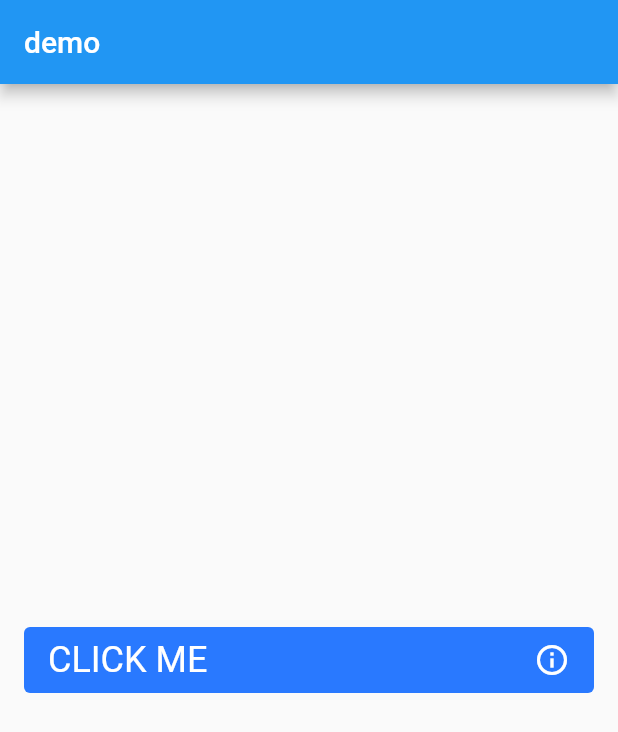
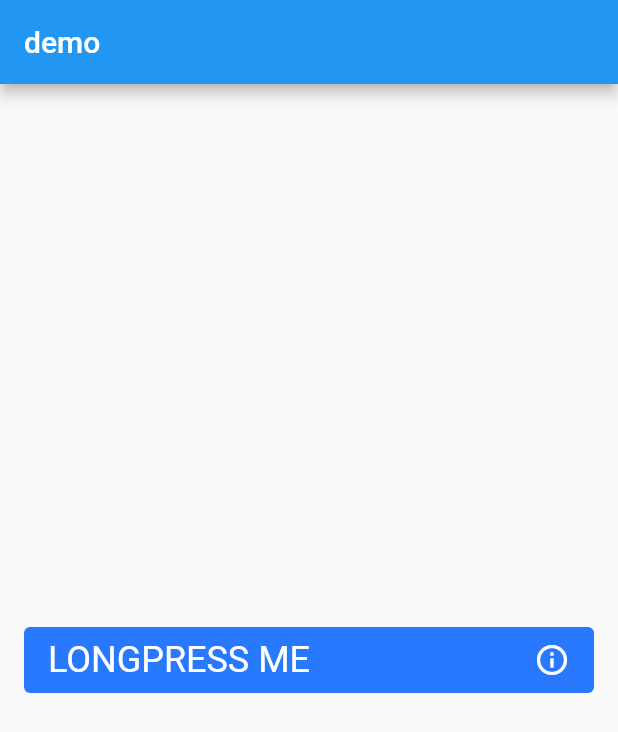
Before and after one commit to nick45chen/CustomPopupMenu-Flutter, a Flutter app: the screen it shows after launch, on a phone screen of 412 x 824 dp. Shown: the top 732 px of the screen. Run offline on Flutter 3.47's test engine with Material 2 defaults, Android fonts, the phone set to English and light mode, and no system bars.

Commit message:
changed: update Readme.md

```diff
--- a/lib/home/home_page.dart
+++ b/lib/home/home_page.dart
@@ -20,7 +20,7 @@ class _HomePageState extends State<HomePage> {
       body: const Padding(
         padding: EdgeInsets.symmetric(horizontal: 16.0),
         child: Center(
-          child: MenuListCell(title: 'Click me'),
+          child: MenuListCell(title: 'LongPress me'),
         ),
       ),
     );
--- a/lib/home/menu/floating_menu.dart
+++ b/lib/home/menu/floating_menu.dart
@@ -1,7 +1,8 @@
 part of 'menu_list_cell.dart';
 
 OverlayEntry _createFloatingMenu(double startX, double startY, double height, double width, VoidCallback onDismiss) {
-  return OverlayEntry(builder: (context) {
+  return OverlayEntry(
+    builder: (context) {
       return Stack(
         children: [
           GestureDetector(
@@ -21,7 +22,8 @@ OverlayEntry _createFloatingMenu(double startX, double startY, double height, do
           ),
         ],
       );
-  });
+    },
+  );
 }
 
 class Menu extends StatelessWidget {
```
Also changed, not shown: screenshot.png (added), 1 other file. Lines whose indentation alone changed are shown as unchanged.
